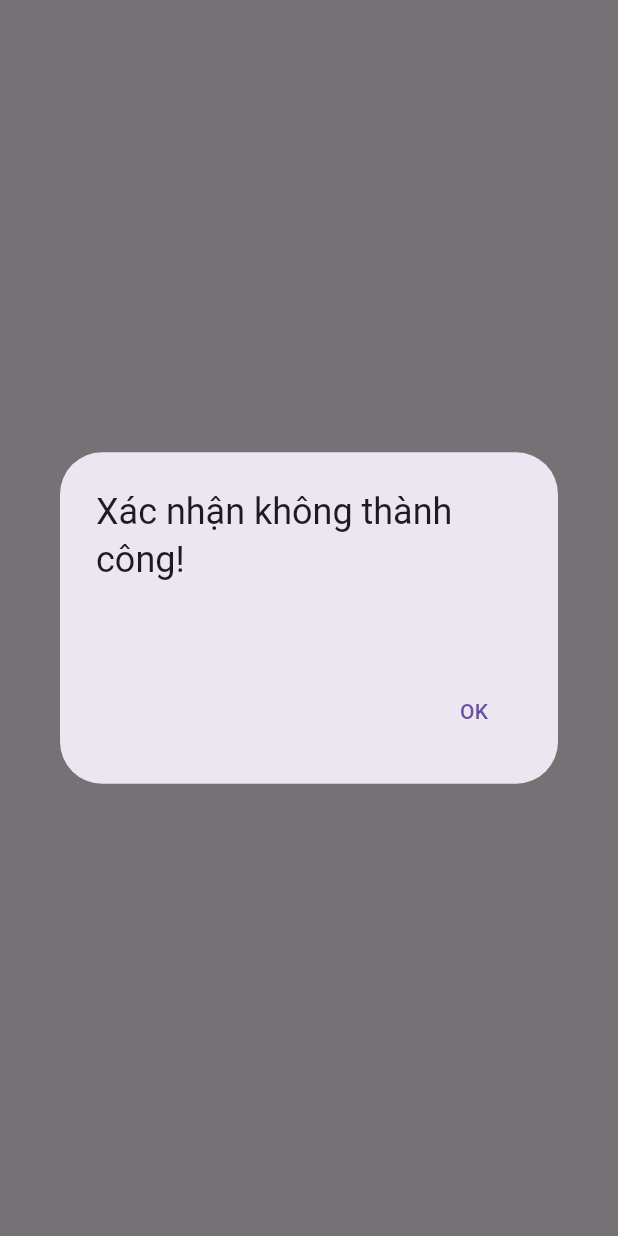
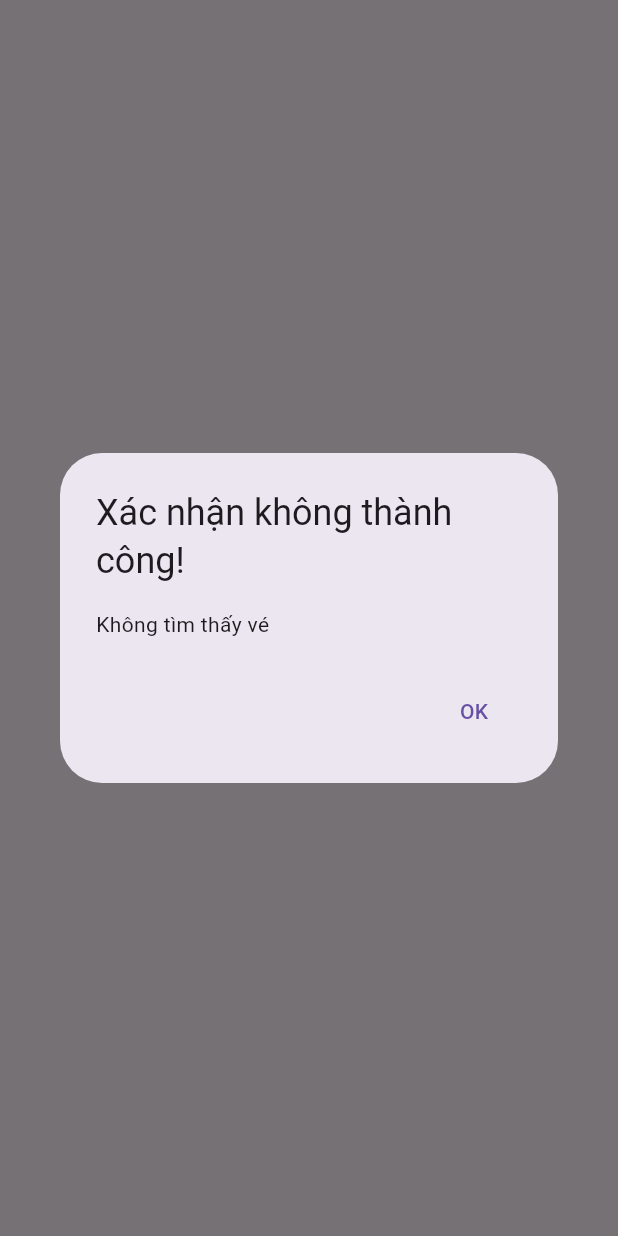
Before and after one commit to BrianNguyen1507/MovieBookingApps, a Flutter app: what confirmFail() shows on an empty page, opened directly with empty values, on a phone screen of 412 x 824 dp. Run offline on Flutter 3.47's test engine with Material 3 defaults, Android fonts, the phone set to English and light mode, and no system bars; our stand-ins replace awesome_dialog, carousel_slider, date_picker_timeline, flutter_dotenv, flutter_spinkit, flutter_svg and 8 more; missing offline and left inert: qr_code_scanner, translator; accounts and stored records are empty; generated files the repository leaves out were written again.

Commit message:
fix response scanner app

```diff
--- a/App/movie_ticket_scanner/lib/Converter/convert.dart
+++ b/App/movie_ticket_scanner/lib/Converter/convert.dart
@@ -2,6 +2,7 @@ import 'dart:convert';
 import 'dart:typed_data';
 import 'package:flutter/material.dart';
 import 'package:intl/intl.dart';
+import 'package:movie_ticket_scanner/response/response.dart';
 
 class ConverterData {
   static Future<Uint8List> bytesToImage(String base64String) async {
@@ -39,13 +40,13 @@ class ConverterData {
     );
   }
 
-  static void confirmFail(BuildContext context, String message) {
+  static void confirmFail(BuildContext context, int code) {
     showDialog(
       context: context,
       builder: (BuildContext context) {
         return AlertDialog(
           title: const Text('Xác nhận không thành công!'),
-          content: Text(message),
+          content: Text(ValidReponse.getMessage(code, context)),
           actions: [
             TextButton(
               child: const Text('OK'),
--- /dev/null
+++ b/App/movie_ticket_scanner/lib/response/response.dart
@@ -0,0 +1,18 @@
+class ValidReponse {
+  final int code;
+
+  const ValidReponse._(this.code);
+
+  static String getMessage(int code, context) {
+    switch (code) {
+      case 1030:
+        return 'Không tìm thấy vé';
+      case 1041:
+        return 'Vé đã được sử dụng hoặc đã hết hạn';
+      case 1047:
+        return 'Vé chưa đến thời gian chiếu. Vui lòng quay lại sau.';
+      default:
+        return 'Không tìm thấy vé';
+    }
+  }
+}
```
Also changed, not shown: App/movie_ticket_scanner/lib/qr_scan.dart (+4 -6 lines), App/movie_ticket_scanner/lib/service/order_service.dart (+4 -3 lines).
